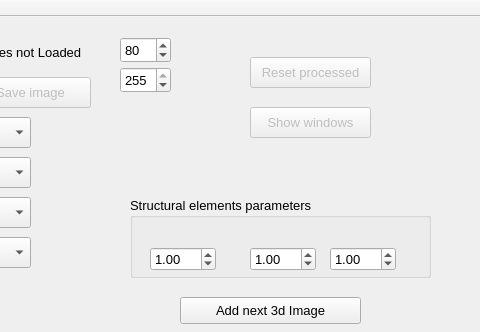
The window that src/GUI/mainwindow.ui (mjedros/mgr) describes before a commit, drawn with Qt 5; both pictures show x 310 to 790 and y 0 to 332 of the 790 by 591 pixel window.
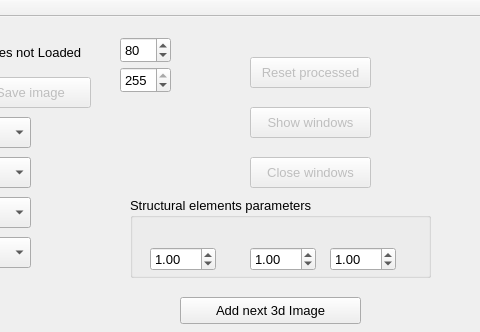
The same window after the commit.

Diff of the .ui file:
```diff
--- a/src/GUI/mainwindow.ui
+++ b/src/GUI/mainwindow.ui
@@ -443,6 +443,22 @@
      <string>Process sequence</string>
     </property>
    </widget>
+   <widget class="QPushButton" name="CloseWindows">
+    <property name="enabled">
+     <bool>false</bool>
+    </property>
+    <property name="geometry">
+     <rect>
+      <x>560</x>
+      <y>140</y>
+      <width>121</width>
+      <height>31</height>
+     </rect>
+    </property>
+    <property name="text">
+     <string>Close windows</string>
+    </property>
+   </widget>
   </widget>
   <widget class="QToolBar" name="mainToolBar">
    <attribute name="toolBarArea">
```
